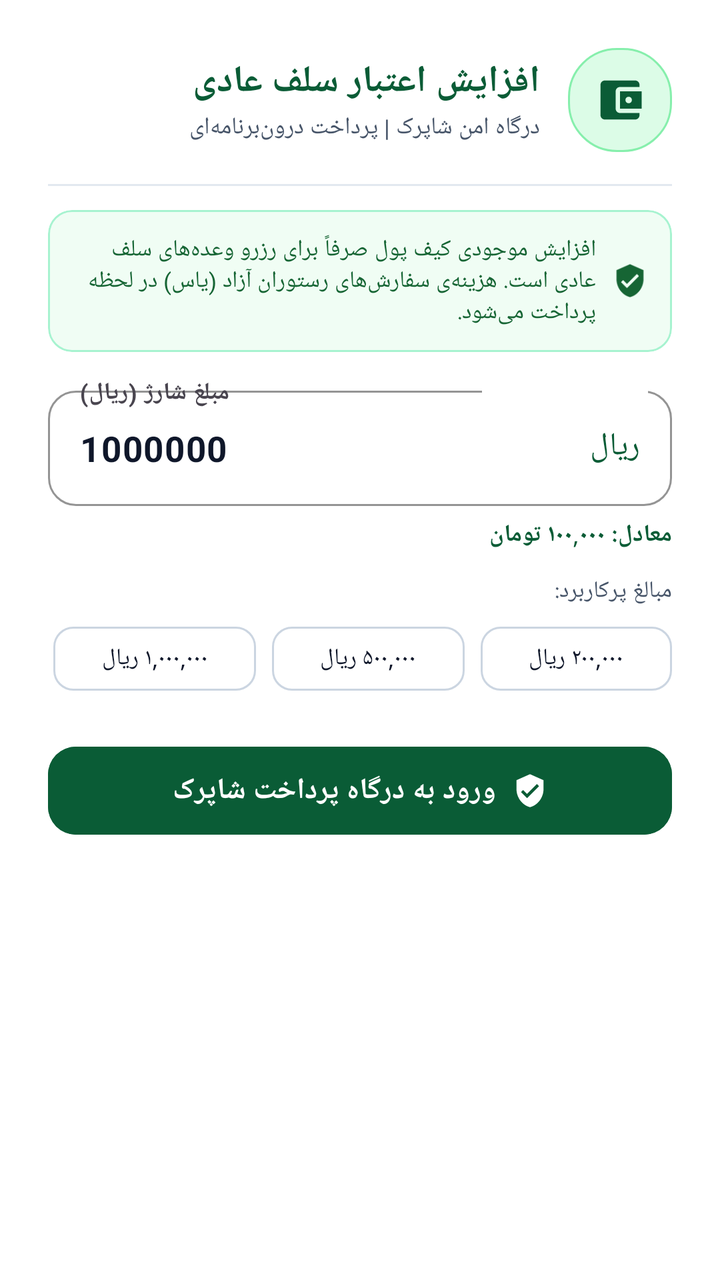
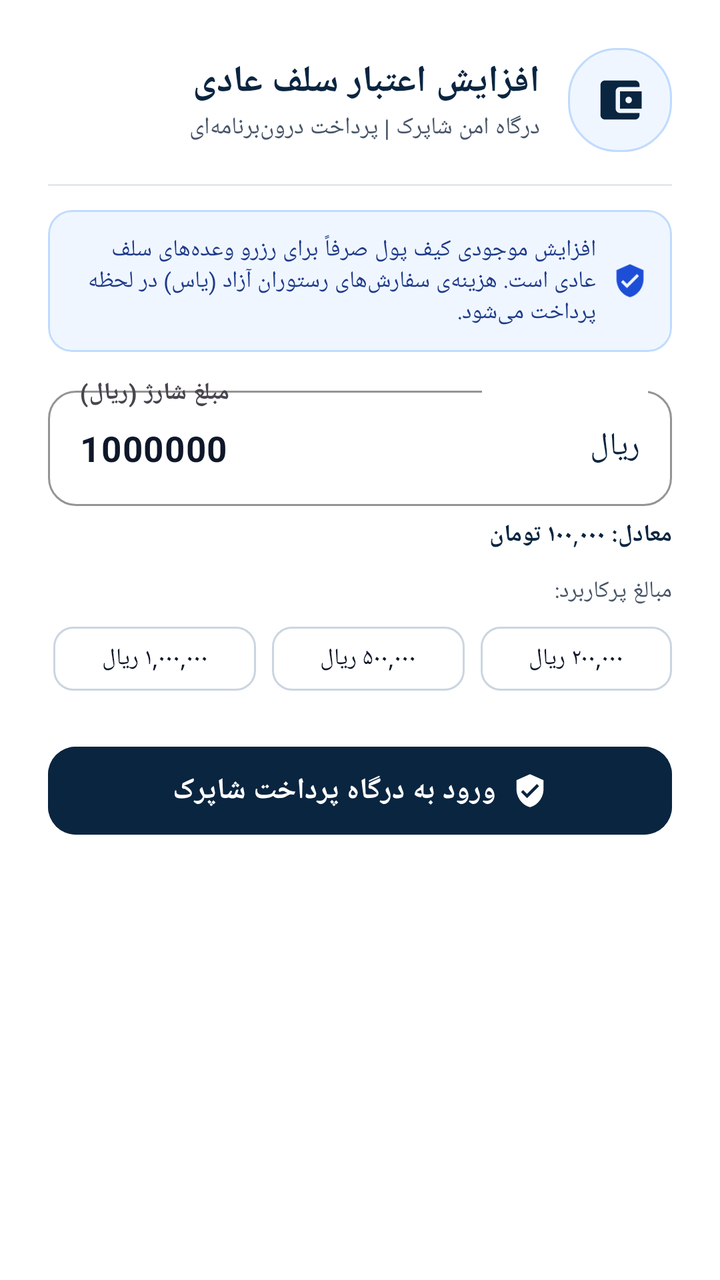

Two renders of the same Android screen: before a commit and after it. Below are the layout's source before the change and the commit's diff.
<!-- AndroidManifest.xml: application theme Theme.SFD -->
<!-- res/layout/dialog_topup.xml -->
<?xml version="1.0" encoding="utf-8"?>
<LinearLayout xmlns:android="http://schemas.android.com/apk/res/android"
    xmlns:app="http://schemas.android.com/apk/res-auto"
    android:layout_width="match_parent"
    android:layout_height="wrap_content"
    android:orientation="vertical"
    android:padding="24dp"
    android:background="@color/surface"
    android:layoutDirection="rtl">

    
    <LinearLayout
        android:layout_width="match_parent"
        android:layout_height="wrap_content"
        android:gravity="center_vertical"
        android:orientation="horizontal">

        <FrameLayout
            android:layout_width="52dp"
            android:layout_height="52dp"
            android:background="@drawable/bg_badge_reserved">

            <ImageView
                android:layout_width="26dp"
                android:layout_height="26dp"
                android:layout_gravity="center"
                android:src="@drawable/ic_wallet"
                app:tint="@color/primary" />
        </FrameLayout>

        <LinearLayout
            android:layout_width="0dp"
            android:layout_height="wrap_content"
            android:layout_marginStart="14dp"
            android:layout_weight="1"
            android:orientation="vertical">

            <TextView
                android:id="@+id/tvTopupTitle"
                android:layout_width="wrap_content"
                android:layout_height="wrap_content"
                android:text="افزایش اعتبار سلف عادی"
                android:textColor="@color/primary"
                android:textSize="18.5sp"
                android:textStyle="bold" />

            <TextView
                android:layout_width="wrap_content"
                android:layout_height="wrap_content"
                android:layout_marginTop="2dp"
                android:text="درگاه امن شاپرک | پرداخت درون‌برنامه‌ای"
                android:textColor="@color/text_secondary"
                android:textSize="12sp" />
        </LinearLayout>
    </LinearLayout>

    <View
        android:layout_width="match_parent"
        android:layout_height="1dp"
        android:layout_marginTop="16dp"
        android:layout_marginBottom="12dp"
        android:background="@color/border_subtle" />

    
    <com.google.android.material.card.MaterialCardView
        android:layout_width="match_parent"
        android:layout_height="wrap_content"
        app:cardBackgroundColor="#F0FDF4"
        app:cardCornerRadius="12dp"
        app:cardElevation="0dp"
        app:strokeColor="@color/badge_reserved_border"
        app:strokeWidth="1dp">

        <LinearLayout
            android:layout_width="match_parent"
            android:layout_height="wrap_content"
            android:gravity="center_vertical"
            android:orientation="horizontal"
            android:padding="12dp">

            <ImageView
                android:layout_width="18dp"
                android:layout_height="18dp"
                android:src="@drawable/ic_security_shield"
                app:tint="#166534" />

            <TextView
                android:id="@+id/tvTopupInfo"
                android:layout_width="0dp"
                android:layout_height="wrap_content"
                android:layout_marginStart="8dp"
                android:layout_weight="1"
                android:text="افزایش موجودی کیف پول صرفاً برای رزرو وعده‌های سلف عادی است. هزینه‌ی سفارش‌های رستوران آزاد (یاس) در لحظه پرداخت می‌شود."
                android:textColor="#166534"
                android:textSize="11.5sp" />
        </LinearLayout>
    </com.google.android.material.card.MaterialCardView>

    
    <com.google.android.material.textfield.TextInputLayout
        style="@style/Widget.Material3.TextInputLayout.OutlinedBox"
        android:layout_width="match_parent"
        android:layout_height="wrap_content"
        android:layout_marginTop="14dp"
        android:hint="مبلغ شارژ (ریال)"
        app:boxCornerRadiusBottomEnd="14dp"
        app:boxCornerRadiusBottomStart="14dp"
        app:boxCornerRadiusTopEnd="14dp"
        app:boxCornerRadiusTopStart="14dp"
        app:boxStrokeColor="@color/primary"
        app:prefixText="ریال "
        app:prefixTextColor="@color/primary">

        <com.google.android.material.textfield.TextInputEditText
            android:id="@+id/etTopupAmount"
            android:layout_width="match_parent"
            android:layout_height="wrap_content"
            android:gravity="left"
            android:inputType="number"
            android:text="1000000"
            android:textColor="@color/text_primary"
            android:textSize="17.5sp"
            android:textStyle="bold" />
    </com.google.android.material.textfield.TextInputLayout>

    
    <TextView
        android:id="@+id/tvTomanHelper"
        android:layout_width="wrap_content"
        android:layout_height="wrap_content"
        android:layout_marginTop="6dp"
        android:text="معادل: ۱۰۰,۰۰۰ تومان"
        android:textColor="@color/primary"
        android:textSize="12sp"
        android:textStyle="bold" />

    
    <TextView
        android:layout_width="wrap_content"
        android:layout_height="wrap_content"
        android:layout_marginTop="12dp"
        android:text="مبالغ پرکاربرد:"
        android:textColor="@color/text_secondary"
        android:textSize="11.5sp" />

    <HorizontalScrollView
        android:layout_width="match_parent"
        android:layout_height="wrap_content"
        android:layout_marginTop="6dp"
        android:scrollbars="none">

        <LinearLayout
            android:layout_width="wrap_content"
            android:layout_height="wrap_content"
            android:orientation="horizontal">

            <com.google.android.material.button.MaterialButton
                android:id="@+id/btnChip200"
                style="@style/Widget.Material3.Button.OutlinedButton"
                android:layout_width="wrap_content"
                android:layout_height="40dp"
                android:text="۲۰۰,۰۰۰ ریال"
                android:textColor="@color/text_primary"
                android:textSize="11.5sp"
                app:cornerRadius="10dp"
                app:strokeColor="@color/border_medium" />

            <com.google.android.material.button.MaterialButton
                android:id="@+id/btnChip500"
                style="@style/Widget.Material3.Button.OutlinedButton"
                android:layout_width="wrap_content"
                android:layout_height="40dp"
                android:layout_marginStart="8dp"
                android:text="۵۰۰,۰۰۰ ریال"
                android:textColor="@color/text_primary"
                android:textSize="11.5sp"
                app:cornerRadius="10dp"
                app:strokeColor="@color/border_medium" />

            <com.google.android.material.button.MaterialButton
                android:id="@+id/btnChip1000"
                style="@style/Widget.Material3.Button.OutlinedButton"
                android:layout_width="wrap_content"
                android:layout_height="40dp"
                android:layout_marginStart="8dp"
                android:text="۱,۰۰۰,۰۰۰ ریال"
                android:textColor="@color/text_primary"
                android:textSize="11.5sp"
                app:cornerRadius="10dp"
                app:strokeColor="@color/border_medium" />

            <com.google.android.material.button.MaterialButton
                android:id="@+id/btnChip2000"
                style="@style/Widget.Material3.Button.OutlinedButton"
                android:layout_width="wrap_content"
                android:layout_height="40dp"
                android:layout_marginStart="8dp"
                android:text="۲,۰۰۰,۰۰۰ ریال"
                android:textColor="@color/text_primary"
                android:textSize="11.5sp"
                app:cornerRadius="10dp"
                app:strokeColor="@color/border_medium" />
        </LinearLayout>
    </HorizontalScrollView>

    
    <com.google.android.material.button.MaterialButton
        android:id="@+id/btnStartPayment"
        android:layout_width="match_parent"
        android:layout_height="52dp"
        android:layout_marginTop="20dp"
        android:backgroundTint="@color/primary"
        android:text="ورود به درگاه پرداخت شاپرک"
        android:textColor="@color/white"
        android:textSize="14.5sp"
        android:textStyle="bold"
        app:icon="@drawable/ic_security_shield"
        app:iconGravity="textStart"
        app:iconSize="18dp"
        app:iconTint="@color/white"
        app:cornerRadius="14dp" />
</LinearLayout>
<!-- resources referenced by this layout -->
<resources>
  <color name="badge_reserved_border">#A7F3D0</color>
  <color name="border_medium">#CBD5E1</color>
  <color name="border_subtle">#E2E8F0</color>
  <color name="primary">#0A5C36</color>
  <color name="surface">#FFFFFF</color>
  <color name="text_primary">#0F172A</color>
  <color name="text_secondary">#475569</color>
  <color name="white">#FFFFFF</color>
  <!-- drawable bg_badge_reserved (drawable) -->
  <?xml version="1.0" encoding="utf-8"?>
  <shape xmlns:android="http://schemas.android.com/apk/res/android"
      android:shape="rectangle">
      <corners android:radius="24dp" />
      <solid android:color="#DCFCE7" />
      <stroke android:width="1dp" android:color="#86EFAC" />
  </shape>
  <!-- drawable ic_security_shield (drawable) -->
  <vector xmlns:android="http://schemas.android.com/apk/res/android"
      android:width="20dp"
      android:height="20dp"
      android:viewportWidth="24"
      android:viewportHeight="24">
      <path
          android:fillColor="#047857"
          android:pathData="M12,1L3,5V11C3,16.55 6.84,21.74 12,23C17.16,21.74 21,16.55 21,11V5L12,1M10,17L6,13L7.41,11.59L10,14.17L16.59,7.58L18,9L10,17Z"/>
  </vector>
  <!-- drawable ic_wallet (drawable) -->
  <?xml version="1.0" encoding="utf-8"?>
  <vector xmlns:android="http://schemas.android.com/apk/res/android"
      android:width="24dp"
      android:height="24dp"
      android:viewportWidth="24"
      android:viewportHeight="24">
      <path
          android:fillColor="#FFFFFFFF"
          android:pathData="M21,18v1c0,1.1 -0.9,2 -2,2H5c-1.11,0 -2,-0.9 -2,-2V5c0,-1.1 0.89,-2 2,-2h14c1.1,0 2,0.9 2,2v1h-9c-1.11,0 -2,0.9 -2,2v8c0,1.1 0.89,2 2,2h9zm-9,-2h10V8H12v8zm4,-2.5c-0.83,0 -1.5,-0.67 -1.5,-1.5s0.67,-1.5 1.5,-1.5 1.5,0.67 1.5,1.5 -0.67,1.5 -1.5,1.5z"/>
  </vector>
  <style name="Theme.SFD" parent="Theme.Material3.Light.NoActionBar">
          <item name="colorPrimary">@color/primary</item>
          <item name="colorOnPrimary">@color/white</item>
          <item name="colorPrimaryContainer">@color/primary_container</item>
          <item name="colorOnPrimaryContainer">@color/on_primary_container</item>
          <item name="colorSecondary">@color/accent</item>
          <item name="colorOnSecondary">@color/white</item>
          <item name="colorSurface">@color/surface</item>
          <item name="colorOnSurface">@color/text_primary</item>
          <item name="colorOutline">@color/border_medium</item>
          <item name="android:windowBackground">@color/bg_app</item>
          <item name="android:statusBarColor">@color/primary_dark</item>
          <item name="android:windowLightStatusBar">false</item>
          <item name="android:navigationBarColor">@color/bg_app</item>
          <item name="android:windowLightNavigationBar">true</item>
      </style>
  <color name="primary_container">#ECFDF5</color>
  <color name="on_primary_container">#064E3B</color>
  <color name="accent">#D97706</color>
  <color name="bg_app">#F8FAFC</color>
  <color name="primary_dark">#043E23</color>
</resources>

<!-- the commit's change to res/layout/dialog_topup.xml (unified diff, before → after) -->
@@ -65,7 +65,7 @@
     <com.google.android.material.card.MaterialCardView
         android:layout_width="match_parent"
         android:layout_height="wrap_content"
-        app:cardBackgroundColor="#F0FDF4"
+        app:cardBackgroundColor="#EFF6FF"
         app:cardCornerRadius="12dp"
         app:cardElevation="0dp"
         app:strokeColor="@color/badge_reserved_border"
@@ -82,7 +82,7 @@
                 android:layout_width="18dp"
                 android:layout_height="18dp"
                 android:src="@drawable/ic_security_shield"
-                app:tint="#166534" />
+                app:tint="#1D4ED8" />
 
             <TextView
                 android:id="@+id/tvTopupInfo"
@@ -91,7 +91,7 @@
                 android:layout_marginStart="8dp"
                 android:layout_weight="1"
                 android:text="افزایش موجودی کیف پول صرفاً برای رزرو وعده‌های سلف عادی است. هزینه‌ی سفارش‌های رستوران آزاد (یاس) در لحظه پرداخت می‌شود."
-                android:textColor="#166534"
+                android:textColor="#1E3A8A"
                 android:textSize="11.5sp" />
         </LinearLayout>
     </com.google.android.material.card.MaterialCardView>
<!-- resource entries referenced after the edit -->
@@ -1,9 +1,9 @@
 <!-- resources referenced by this layout -->
 <resources>
-  <color name="badge_reserved_border">#A7F3D0</color>
+  <color name="badge_reserved_border">#BFDBFE</color>
   <color name="border_medium">#CBD5E1</color>
   <color name="border_subtle">#E2E8F0</color>
-  <color name="primary">#0A5C36</color>
+  <color name="primary">#0A2540</color>
   <color name="surface">#FFFFFF</color>
   <color name="text_primary">#0F172A</color>
   <color name="text_secondary">#475569</color>
@@ -13,8 +13,8 @@
   <shape xmlns:android="http://schemas.android.com/apk/res/android"
       android:shape="rectangle">
       <corners android:radius="24dp" />
-      <solid android:color="#DCFCE7" />
-      <stroke android:width="1dp" android:color="#86EFAC" />
+      <solid android:color="@color/badge_reserved_bg" />
+      <stroke android:width="1dp" android:color="@color/badge_reserved_border" />
   </shape>
   <!-- drawable ic_security_shield (drawable) -->
   <vector xmlns:android="http://schemas.android.com/apk/res/android"
@@ -23,7 +23,7 @@
       android:viewportWidth="24"
       android:viewportHeight="24">
       <path
-          android:fillColor="#047857"
+          android:fillColor="#1D4ED8"
           android:pathData="M12,1L3,5V11C3,16.55 6.84,21.74 12,23C17.16,21.74 21,16.55 21,11V5L12,1M10,17L6,13L7.41,11.59L10,14.17L16.59,7.58L18,9L10,17Z"/>
   </vector>
   <!-- drawable ic_wallet (drawable) -->
@@ -53,10 +53,11 @@
           <item name="android:navigationBarColor">@color/bg_app</item>
           <item name="android:windowLightNavigationBar">true</item>
       </style>
-  <color name="primary_container">#ECFDF5</color>
-  <color name="on_primary_container">#064E3B</color>
-  <color name="accent">#D97706</color>
+  <color name="badge_reserved_bg">#EFF6FF</color>
+  <color name="primary_container">#EFF6FF</color>
+  <color name="on_primary_container">#1E3A8A</color>
+  <color name="accent">#0284C7</color>
   <color name="bg_app">#F8FAFC</color>
-  <color name="primary_dark">#043E23</color>
+  <color name="primary_dark">#06182A</color>
 </resources>
 
